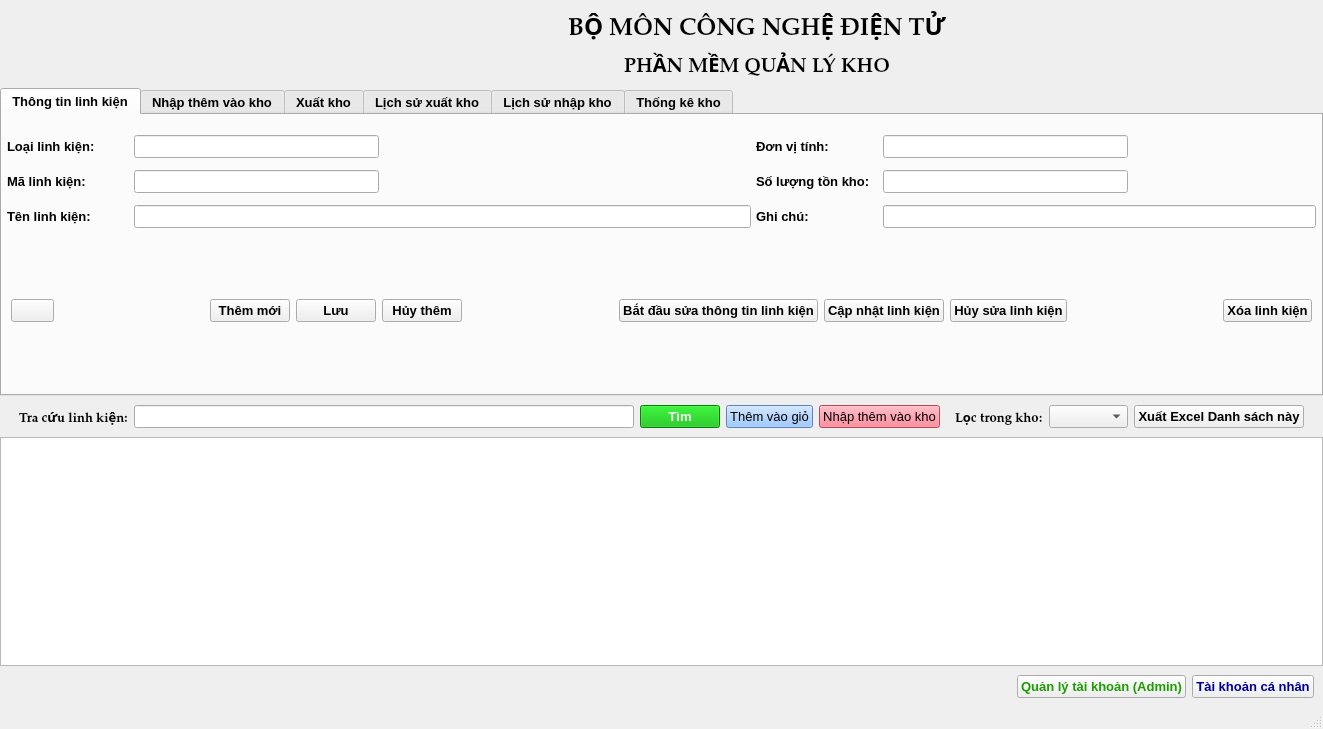
Old version of the form NhapXuatKho_CNDT/mainwindow.ui in the repository ngockhang2017/NhapXuatKho_CNDT.
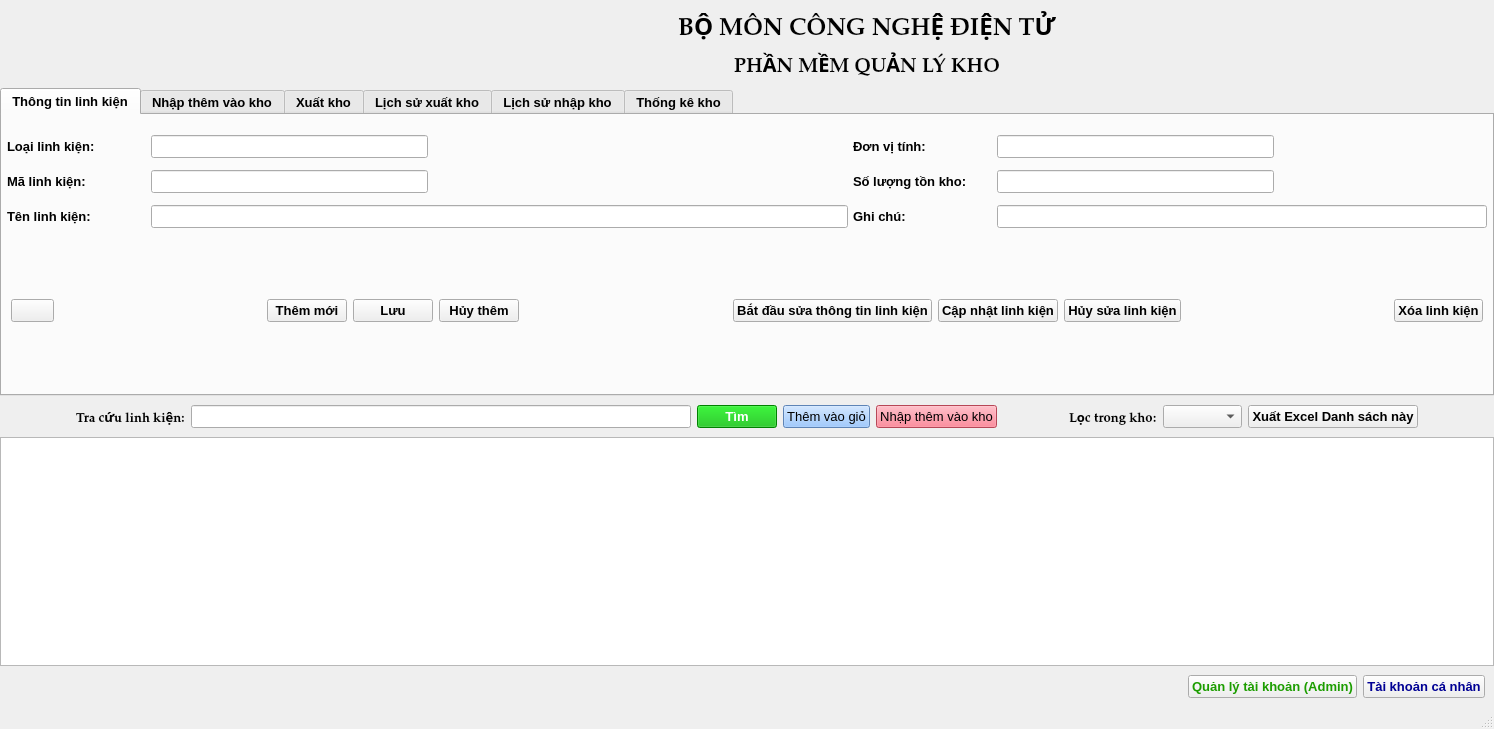
New version of the form. The open tabs and pages were chosen to show the change. Icons and pictures are not drawn.

Diff of the .ui file:
```diff
--- a/NhapXuatKho_CNDT/mainwindow.ui
+++ b/NhapXuatKho_CNDT/mainwindow.ui
@@ -6,7 +6,7 @@
    <rect>
     <x>0</x>
     <y>0</y>
-    <width>1323</width>
+    <width>1494</width>
     <height>729</height>
    </rect>
   </property>
```
Left out of the diff: 4 changed lines with no effect on the pictures.
